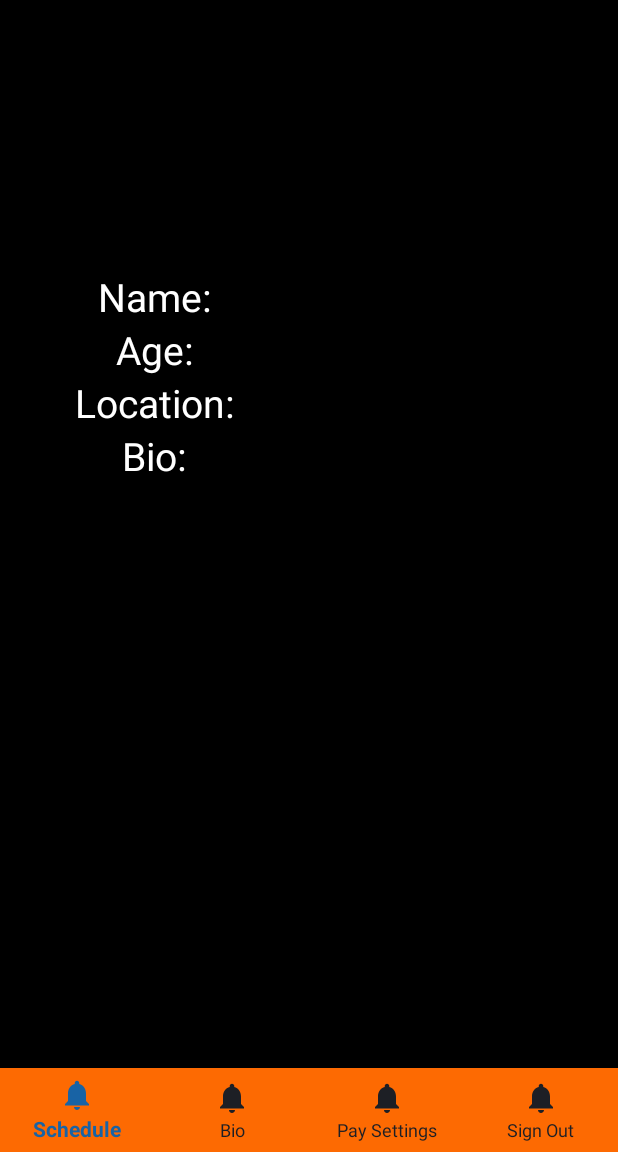
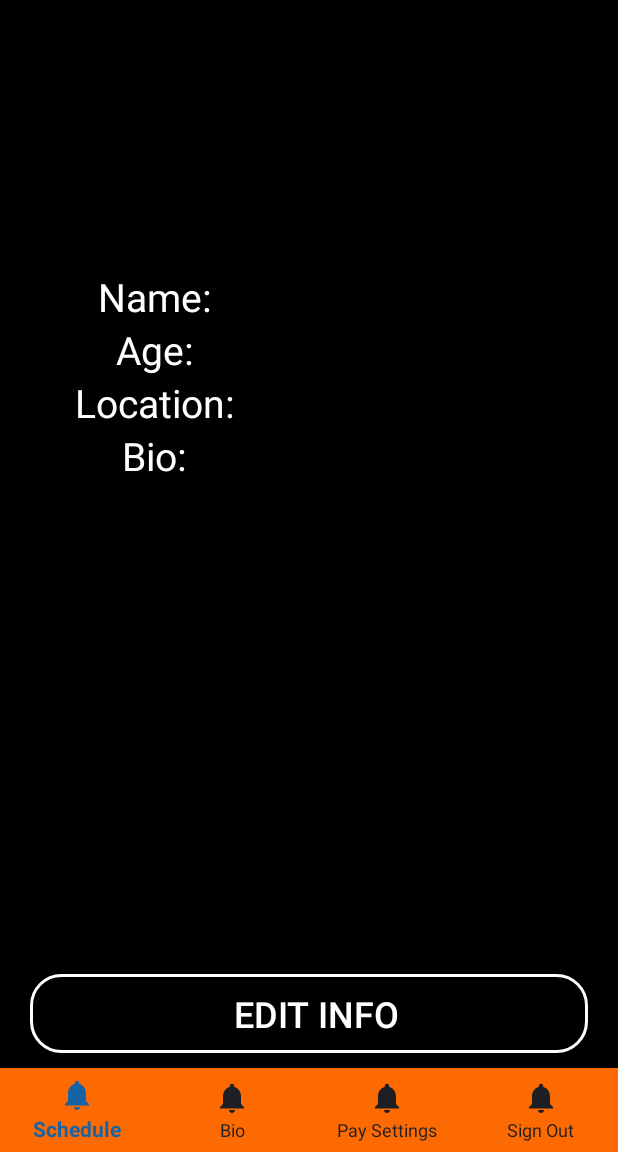
Before and after one commit to BZEEE/PursuitVolley_Android_App, an Android app: the fragment CoachBioFragment placed in its activity, on a phone screen of 412 x 824 dp, the part 84-1236 px from its top. Run offline under Robolectric (Android 15) with nearby library versions, the phone set to English and light mode, and no system bars; our stand-ins replace Firebase (no records; nobody signed in at launch, a user with empty details on screens opened directly).

Commit message:
making coach profile look proffessional

```diff
--- a/app/src/main/java/com/beazle/pursuitvolley/Coach/CoachInfoEntryActivity.java
+++ b/app/src/main/java/com/beazle/pursuitvolley/Coach/CoachInfoEntryActivity.java
@@ -71,6 +71,8 @@ public class CoachInfoEntryActivity extends AppCompatActivity {
                 UpdateCoachInfoInFirestore();
                 UpdateCoachInfoInRealtimeDatabase();
                 GoToCoachUserProfile();
+                // end the activity once we've finished the info entry
+                finish();
             }
         });
     }
--- a/app/src/main/java/com/beazle/pursuitvolley/Coach/CoachProfile/CoachBioFragment.java
+++ b/app/src/main/java/com/beazle/pursuitvolley/Coach/CoachProfile/CoachBioFragment.java
@@ -1,5 +1,6 @@
 package com.beazle.pursuitvolley.Coach.CoachProfile;
 
+import android.content.Intent;
 import android.graphics.Bitmap;
 import android.graphics.BitmapFactory;
 import android.os.Bundle;
@@ -7,6 +8,7 @@ import android.util.Log;
 import android.view.LayoutInflater;
 import android.view.View;
 import android.view.ViewGroup;
+import android.widget.Button;
 import android.widget.ImageView;
 import android.widget.TextView;
 
@@ -14,6 +16,7 @@ import androidx.annotation.NonNull;
 import androidx.annotation.Nullable;
 import androidx.fragment.app.Fragment;
 
+import com.beazle.pursuitvolley.Coach.CoachInfoEntryActivity;
 import com.beazle.pursuitvolley.DebugTags.DebugTags;
 import com.beazle.pursuitvolley.FirebaseCloudStorageTags.CloudStorageTags;
 import com.beazle.pursuitvolley.FirebaseFirestoreTags.FirestoreTags;
@@ -45,6 +48,7 @@ public class CoachBioFragment extends Fragment {
     private TextView coachLocationValueBox;
     private TextView coachBioValueBox;
     private ImageView coachProfilePic;
+    private Button coachEditInfoButtton;
 
     @Nullable
     @Override
@@ -59,9 +63,22 @@ public class CoachBioFragment extends Fragment {
         coachLocationValueBox = bioFragmentView.findViewById(R.id.coachLocationValue);
         coachBioValueBox = bioFragmentView.findViewById(R.id.coachBioValue);
         coachProfilePic = bioFragmentView.findViewById(R.id.bioFragmentCoachProfilePicImageView);
+        coachEditInfoButtton = bioFragmentView.findViewById(R.id.coachBioFragmentEditInfoButton);
+
+        coachEditInfoButtton.setOnClickListener(new View.OnClickListener() {
+            @Override
+            public void onClick(View v) {
+                GoToCoachInfoEntryActivity();
+            }
+        });
+
         RefreshCoachBioUI();
 
         return bioFragmentView;
+    }
+
+    private void GoToCoachInfoEntryActivity() {
+        startActivity(new Intent(getActivity(), CoachInfoEntryActivity.class));
     }
 
     private void RefreshCoachBioUI() {
--- a/app/src/main/java/com/beazle/pursuitvolley/Player/PlayerLoginActivity.java
+++ b/app/src/main/java/com/beazle/pursuitvolley/Player/PlayerLoginActivity.java
@@ -48,10 +48,7 @@ public class PlayerLoginActivity extends AppCompatActivity {
         mAuth = FirebaseAuth.getInstance();
         mFirestore = FirebaseFirestore.getInstance();
         currentPlayer = mAuth.getCurrentUser();
-
-        AuthenticateUser();
     }
-
 
     @Override
     protected void onStart() {
@@ -59,7 +56,9 @@ public class PlayerLoginActivity extends AppCompatActivity {
         if (currentPlayer != null) {
             startActivity(new Intent(this, PlayerProfileActivity.class));
             finish();
-            return;
+        } else {
+            // show player sign in options
+            AuthenticateUser();
         }
     }
 
@@ -116,7 +115,5 @@ public class PlayerLoginActivity extends AppCompatActivity {
         data.put(FirestoreTags.playerDocumentPhonenumber, currentPlayer.getPhoneNumber() == null ? "" : currentPlayer.getPhoneNumber());
         data.put(FirestoreTags.playerDocumentTokens, 0);
         mFirestore.collection(FirestoreTags.playerCollection).document(currentPlayer.getUid()).set(data);
-        mFirestore.collection(FirestoreTags.playerCollection).document(currentPlayer.getUid())
-                .collection(FirestoreTags.playerCurrentAppointmentsCollection).document(FirestoreTags.playerDocumentPlaceholderTAG);
     }
 }
--- a/app/src/main/res/layout/fragment_bio.xml
+++ b/app/src/main/res/layout/fragment_bio.xml
@@ -1,7 +1,13 @@
 <?xml version="1.0" encoding="utf-8"?>
-<ScrollView xmlns:android="http://schemas.android.com/apk/res/android"
+<RelativeLayout xmlns:android="http://schemas.android.com/apk/res/android"
     android:layout_width="match_parent"
     android:layout_height="match_parent"
+    android:background="@color/black" >
+
+    <ScrollView
+        android:layout_width="match_parent"
+        android:layout_height="match_parent"
+        android:layout_above="@+id/coachBioFragmentEditInfoLayout"
         android:background="@color/black">
 
         <LinearLayout
@@ -174,3 +180,25 @@
         </LinearLayout>
 
     </ScrollView>
+
+    <LinearLayout
+        android:id="@+id/coachBioFragmentEditInfoLayout"
+        android:layout_width="match_parent"
+        android:layout_height="wrap_content"
+        android:layout_alignParentBottom="true"
+        android:layout_marginBottom="10dp"
+        android:paddingRight="20dp"
+        android:paddingLeft="20dp" >
+
+        <Button
+            android:id="@+id/coachBioFragmentEditInfoButton"
+            android:layout_width="match_parent"
+            android:layout_height="wrap_content"
+            android:background="@drawable/circle_background"
+            android:textColor="@color/white"
+            android:textSize="24sp"
+            android:text="@string/coach_profile_bio_fragment_edit_bio_button_text"/>
+
+    </LinearLayout>
+
+</RelativeLayout>
--- a/app/src/main/res/values/strings.xml
+++ b/app/src/main/res/values/strings.xml
@@ -22,6 +22,9 @@
     <string name="coachLocationHeader">Location: </string>
     <string name="coachBioHeader">Bio: </string>
     <string name="coach_delete_account_text">delete account</string>
+
+    <!--Coach Bio Fragment-->
+    <string name="coach_profile_bio_fragment_edit_bio_button_text">edit info</string>
 
     <!--Coach Login Activity-->
     <string name="coach_activation_code_text">enter activation code</string>
```
Lines whose indentation alone changed are shown as unchanged.
